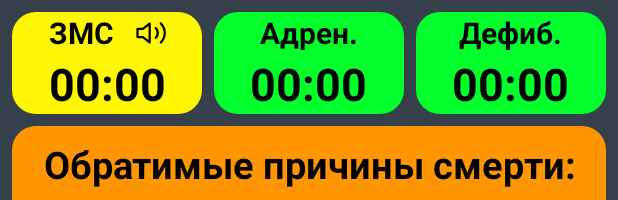
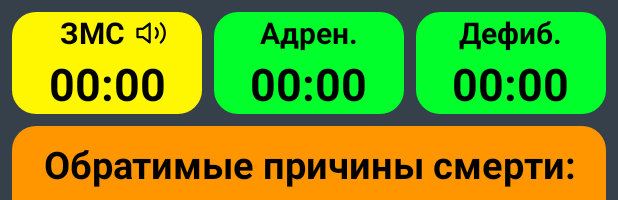
Before and after one commit to ShirobokovNE/reanimation, an Android app: the layout fragment_reanimation.xml on its own in the app's theme, with its tools: preview values and no code run, on a phone screen of 412 x 824 dp. Shown: the top 200 px of the screen. Run offline under Robolectric (Android 15) with nearby library versions, the phone set to English and light mode, and no system bars; network calls fail.

Commit message:
сделана по середине запись режима на карточке ЗМС

```diff
--- a/app/src/main/res/layout/fragment_reanimation.xml
+++ b/app/src/main/res/layout/fragment_reanimation.xml
@@ -33,6 +33,7 @@
                 android:textColor="@color/black"
                 android:textSize="@dimen/text_size_20"
                 android:textStyle="bold"
+                app:layout_constraintEnd_toStartOf="@+id/soundIcon"
                 app:layout_constraintStart_toStartOf="@+id/zmsCardTimer"
                 app:layout_constraintTop_toTopOf="parent"
                 tools:ignore="SpUsage" />
```
